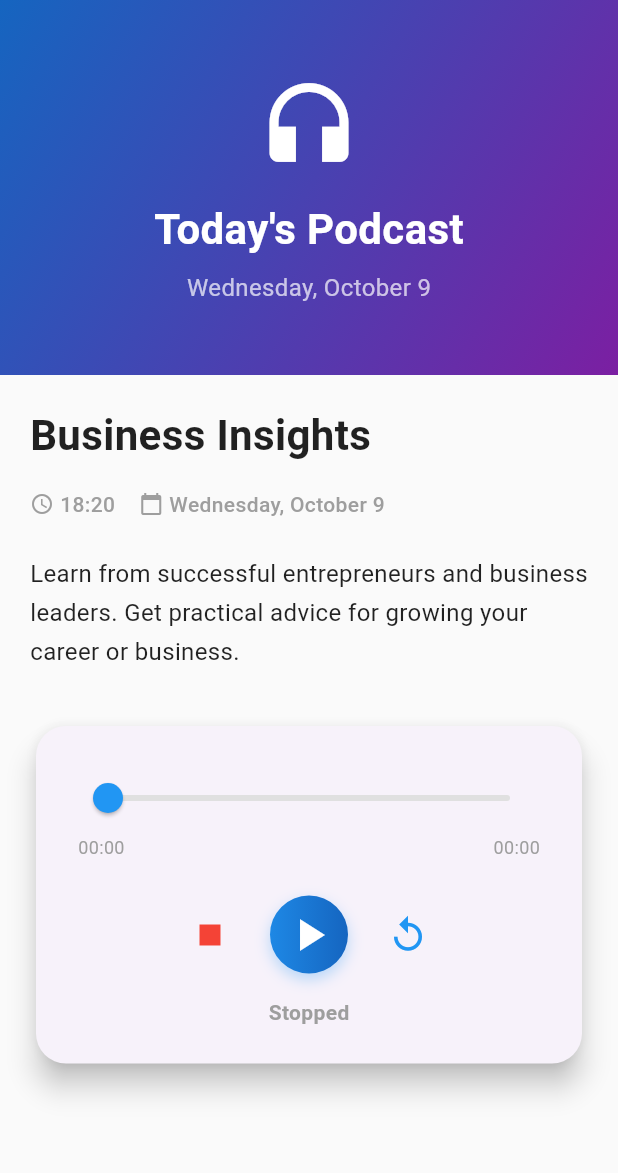
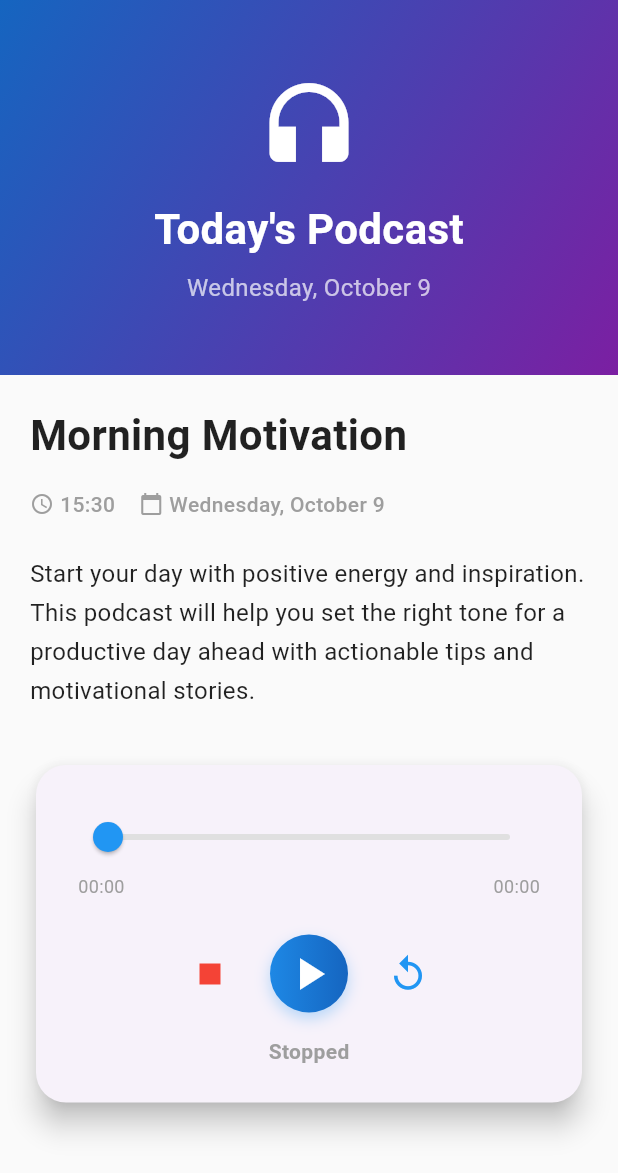
Before and after one commit to billee/podcasts_ofw, a Flutter app: the screen it shows after launch, after a tap on the "play arrow" icon, on a phone screen of 412 x 824 dp. Shown: the top 1173 px of the screen. Run offline on Flutter 3.47's test engine with Material 3 defaults, Android fonts, the phone set to English and light mode, and no system bars; our stand-ins replace audioplayers, flutter_dotenv, supabase_flutter; accounts and stored records are empty.

Commit message:
trying to get the details from another admin project

```diff
--- a/lib/main.dart
+++ b/lib/main.dart
@@ -1,7 +1,20 @@
 import 'package:flutter/material.dart';
 import 'package:audioplayers/audioplayers.dart';
+import 'package:supabase_flutter/supabase_flutter.dart';
+import 'package:flutter_dotenv/flutter_dotenv.dart';
 
-void main() {
+void main() async {
+  WidgetsFlutterBinding.ensureInitialized();
+
+  // Load environment variables
+  await dotenv.load(fileName: '.env');
+
+  // Initialize Supabase (for storage only)
+  await Supabase.initialize(
+    url: dotenv.env['SUPABASE_URL']!,
+    anonKey: dotenv.env['SUPABASE_ANON_KEY']!,
+  );
+
   runApp(MyApp());
 }
 
@@ -31,52 +44,37 @@ class _DailyPodcastScreenState extends State<DailyPodcastScreen> {
   Duration _position = Duration.zero;
   bool _isSeeking = false;
 
-  // Podcast data - different podcast for each day
-  final List<Map<String, String>> _podcasts = [
+  // Get Supabase URL from environment variables
+  String get _supabaseUrl => dotenv.env['SUPABASE_URL']!;
+
+  // Podcast data - using hardcoded data for now
+  final List<Map<String, dynamic>> _podcasts = [
     {
       'title': 'Morning Motivation',
       'description':
           'Start your day with positive energy and inspiration. This podcast will help you set the right tone for a productive day ahead with actionable tips and motivational stories.',
-      'audioPath':
-          'audio/E1_Hindi_Lang_Padala_Ang_Mas_Malalim_na_Pagkilala_sa_OFW.m4a',
+      'audioFileName': 'podcast_1759978000157_ang_kakaiba.mp3',
       'duration': '15:30',
     },
     {
-      'title': 'Tech News Daily',
+      'title': 'Mindfulness Minute',
       'description':
-          'Stay updated with the latest in technology, from AI breakthroughs to new gadget releases. Perfect for tech enthusiasts and professionals.',
-      'audioPath': 'audio/E2_Mindfulness_Minute_Para_sa_OFW.m4a',
-      'duration': '12:45',
-    },
-    {
-      'title': 'Mindfulness Meditation',
-      'description':
-          'Take a break and center yourself with this guided meditation session. Reduce stress and improve focus in just 20 minutes.',
-      'audioPath': 'audio/E2_Mindfulness_Minute_Para_sa_OFW.m4a',
-      'duration': '20:15',
-    },
-    {
-      'title': 'Business Insights',
-      'description':
-          'Learn from successful entrepreneurs and business leaders. Get practical advice for growing your career or business.',
-      'audioPath': 'audio/E3_PD_442_Ang_Pundasyon_ng_OFW_Phenomenon.m4a',
-      'duration': '18:20',
-    },
-    {
-      'title': 'Health & Wellness',
-      'description':
-          'Evidence-based health tips and wellness strategies to help you live your best life.',
-      'audioPath':
-          'audio/E4_Ultimate_Gabay_OFW_Karapatan_sa_Kontrata,_Financial_Literacy.m4a',
-      'duration': '14:50',
+          'Take a moment to center yourself and find peace in the present moment.',
+      'audioFileName': 'podcast_1760027156921_mindfulness.mp3',
+      'duration': '10:15',
     },
   ];
 
   // Get today's podcast based on the day of the month
-  Map<String, String> get _todayPodcast {
+  Map<String, dynamic> get _todayPodcast {
     final today = DateTime.now();
     final index = (today.day - 1) % _podcasts.length;
     return _podcasts[index];
+  }
+
+  // Get the public URL for a podcast file from Supabase storage
+  String _getAudioUrl(String audioFileName) {
+    return '$_supabaseUrl/storage/v1/object/public/podcasts/$audioFileName';
   }
 
   @override
@@ -109,7 +107,6 @@ class _DailyPodcastScreenState extends State<DailyPodcastScreen> {
     });
 
     _audioPlayer.onPlayerComplete.listen((event) {
-      // When audio completes, reset everything
       setState(() {
         _playerState = PlayerState.stopped;
         _position = Duration.zero;
@@ -124,20 +121,30 @@ class _DailyPodcastScreenState extends State<DailyPodcastScreen> {
       } else if (_playerState == PlayerState.paused) {
         await _audioPlayer.resume();
       } else {
-        // For stopped or completed state, play from beginning
-        await _audioPlayer.play(AssetSource(_todayPodcast['audioPath']!));
+        final podcast = _todayPodcast;
+        final audioFileName = podcast['audioFileName']?.toString() ?? '';
+
+        if (audioFileName.isEmpty) {
+          ScaffoldMessenger.of(context).showSnackBar(
+            SnackBar(
+              content: Text('Audio file not available.'),
+              backgroundColor: Colors.red,
+            ),
+          );
+          return;
+        }
+
+        final audioUrl = _getAudioUrl(audioFileName);
+        await _audioPlayer.play(UrlSource(audioUrl));
       }
     } catch (e) {
       print('Error playing audio: $e');
-      // Show a user-friendly error message
       ScaffoldMessenger.of(context).showSnackBar(
         SnackBar(
           content: Text('Unable to play audio. Please try again.'),
           backgroundColor: Colors.red,
-          duration: Duration(seconds: 2),
         ),
       );
-      // Reset state
       setState(() {
         _playerState = PlayerState.stopped;
         _position = Duration.zero;
@@ -151,7 +158,6 @@ class _DailyPodcastScreenState extends State<DailyPodcastScreen> {
     } catch (e) {
       print('Error stopping audio: $e');
     }
-    // Reset everything
     setState(() {
       _playerState = PlayerState.stopped;
       _position = Duration.zero;
@@ -243,7 +249,7 @@ class _DailyPodcastScreenState extends State<DailyPodcastScreen> {
                 crossAxisAlignment: CrossAxisAlignment.start,
                 children: [
                   Text(
-                    podcast['title']!,
+                    podcast['title']?.toString() ?? 'No Title',
                     style: TextStyle(
                       fontSize: 28,
                       fontWeight: FontWeight.bold,
@@ -251,20 +257,18 @@ class _DailyPodcastScreenState extends State<DailyPodcastScreen> {
                     ),
                   ),
                   SizedBox(height: 16),
-
-                  // Podcast metadata
                   Row(
                     children: [
-                      _buildMetadata(Icons.schedule, podcast['duration']!),
+                      _buildMetadata(Icons.schedule,
+                          podcast['duration']?.toString() ?? '0:00'),
                       SizedBox(width: 16),
                       _buildMetadata(Icons.calendar_today, _getFormattedDate()),
                     ],
                   ),
                   SizedBox(height: 24),
-
-                  // Description
                   Text(
-                    podcast['description']!,
+                    podcast['description']?.toString() ??
+                        'No description available.',
                     style: TextStyle(
                       fontSize: 16,
                       height: 1.6,
@@ -272,8 +276,6 @@ class _DailyPodcastScreenState extends State<DailyPodcastScreen> {
                     ),
                   ),
                   SizedBox(height: 32),
-
-                  // Audio Player
                   _buildAudioPlayer(),
                 ],
               ),
@@ -309,15 +311,12 @@ class _DailyPodcastScreenState extends State<DailyPodcastScreen> {
         padding: const EdgeInsets.all(24.0),
         child: Column(
           children: [
-            // Progress bar
             Slider(
               value: progress.isNaN ? 0.0 : progress,
               onChanged: _seek,
               activeColor: Colors.blue,
               inactiveColor: Colors.grey[300],
             ),
-
-            // Time labels
             Padding(
               padding: const EdgeInsets.symmetric(horizontal: 4.0),
               child: Row(
@@ -334,24 +333,17 @@ class _DailyPodcastScreenState extends State<DailyPodcastScreen> {
                 ],
               ),
             ),
-
             SizedBox(height: 24),
-
-            // Control buttons
             Row(
               mainAxisAlignment: MainAxisAlignment.center,
               children: [
-                // Stop button
                 IconButton(
                   icon: Icon(Icons.stop, size: 28),
                   onPressed: _stop,
                   color: Colors.red,
                   tooltip: 'Stop',
                 ),
-
                 SizedBox(width: 16),
-
-                // Play/Pause button
                 Container(
                   decoration: BoxDecoration(
                     shape: BoxShape.circle,
@@ -379,10 +371,7 @@ class _DailyPodcastScreenState extends State<DailyPodcastScreen> {
                         _playerState == PlayerState.playing ? 'Pause' : 'Play',
                   ),
                 ),
-
                 SizedBox(width: 16),
-
-                // Restart button
                 IconButton(
                   icon: Icon(Icons.replay, size: 28),
                   onPressed: _stop,
@@ -391,10 +380,7 @@ class _DailyPodcastScreenState extends State<DailyPodcastScreen> {
                 ),
               ],
             ),
-
             SizedBox(height: 16),
-
-            // Status
             Text(
               _getPlayerStatus(),
               style: TextStyle(
--- a/pubspec.yaml
+++ b/pubspec.yaml
@@ -13,6 +13,10 @@ dependencies:
     sdk: flutter
   cupertino_icons: ^1.0.2
   audioplayers: ^5.2.1
+  supabase_flutter: ^2.1.1
+  flutter_dotenv: ^5.1.0
+  cloud_firestore: ^4.9.5
+  firebase_core: ^2.15.1
 
 dev_dependencies:
   flutter_test:
@@ -23,4 +27,4 @@ flutter:
   uses-material-design: true
 
   assets:
-    - assets/audio/
+    - .env
```
Also changed, not shown: pubspec.lock, 1 other file.
